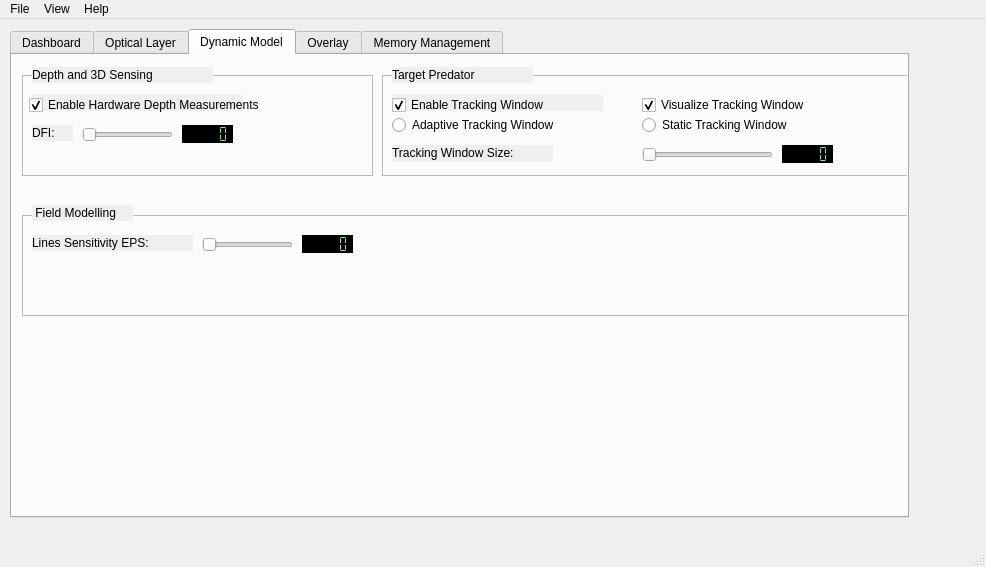
Qt form TrackerRT_UI/mainwindow.ui (hvictor/Release) before a commit.
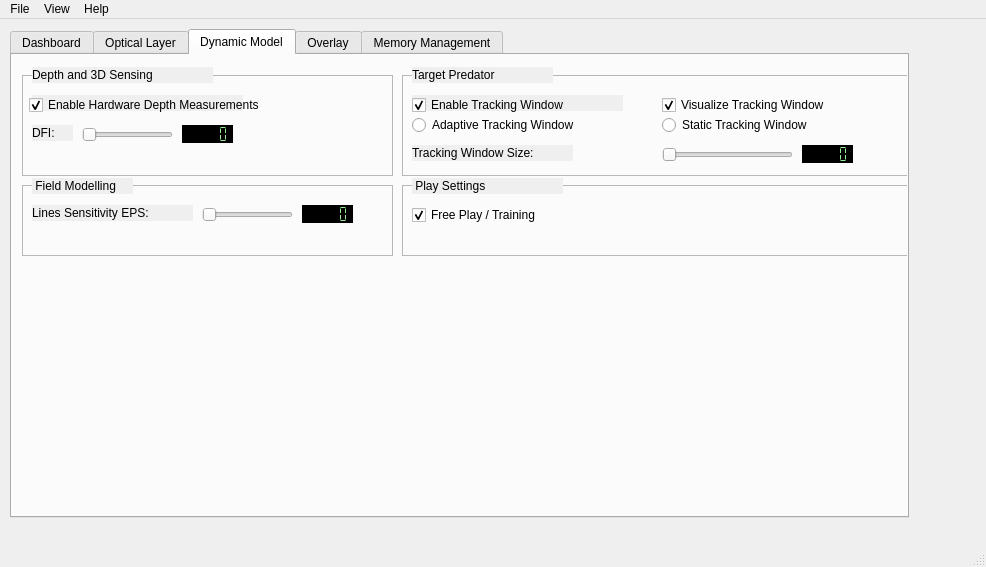
The same form after that commit. The open tabs and pages were chosen to show the change. Custom widgets are drawn as their Qt base class.

The edit to the form file:
```diff
--- a/TrackerRT_UI/mainwindow.ui
+++ b/TrackerRT_UI/mainwindow.ui
@@ -2173,9 +2173,9 @@
          <property name="geometry">
           <rect>
            <x>10</x>
-           <y>160</y>
-           <width>891</width>
-           <height>101</height>
+           <y>130</y>
+           <width>371</width>
+           <height>71</height>
           </rect>
          </property>
          <property name="frameShape">
@@ -2240,7 +2240,7 @@
          <property name="geometry">
           <rect>
            <x>20</x>
-           <y>150</y>
+           <y>123</y>
            <width>101</width>
            <height>16</height>
           </rect>
@@ -2257,7 +2257,7 @@
           <rect>
            <x>10</x>
            <y>20</y>
-           <width>351</width>
+           <width>371</width>
            <height>101</height>
           </rect>
          </property>
@@ -2373,9 +2373,9 @@
         <widget class="QFrame" name="frame_7">
          <property name="geometry">
           <rect>
-           <x>370</x>
+           <x>390</x>
            <y>20</y>
-           <width>531</width>
+           <width>511</width>
            <height>101</height>
           </rect>
          </property>
@@ -2529,7 +2529,7 @@
         <widget class="QLabel" name="label_69">
          <property name="geometry">
           <rect>
-           <x>380</x>
+           <x>400</x>
            <y>12</y>
            <width>141</width>
            <height>16</height>
@@ -2542,6 +2542,57 @@
           <string>Target Predator</string>
          </property>
         </widget>
+        <widget class="QFrame" name="frame_8">
+         <property name="geometry">
+          <rect>
+           <x>390</x>
+           <y>130</y>
+           <width>511</width>
+           <height>71</height>
+          </rect>
+         </property>
+         <property name="frameShape">
+          <enum>QFrame::StyledPanel</enum>
+         </property>
+         <property name="frameShadow">
+          <enum>QFrame::Raised</enum>
+         </property>
+         <widget class="QCheckBox" name="checkBox_playSettings_FreePlay">
+          <property name="enabled">
+           <bool>true</bool>
+          </property>
+          <property name="geometry">
+           <rect>
+            <x>10</x>
+            <y>20</y>
+            <width>151</width>
+            <height>20</height>
+           </rect>
+          </property>
+          <property name="text">
+           <string>Free Play / Training</string>
+          </property>
+          <property name="checked">
+           <bool>true</bool>
+          </property>
+         </widget>
+        </widget>
+        <widget class="QLabel" name="label_71">
+         <property name="geometry">
+          <rect>
+           <x>400</x>
+           <y>123</y>
+           <width>151</width>
+           <height>16</height>
+          </rect>
+         </property>
+         <property name="autoFillBackground">
+          <bool>true</bool>
+         </property>
+         <property name="text">
+          <string> Play Settings</string>
+         </property>
+        </widget>
        </widget>
        <widget class="QWidget" name="tab_5">
         <attribute name="title">
```
Left out of the diff: 31 changed lines with no effect on the pictures.
